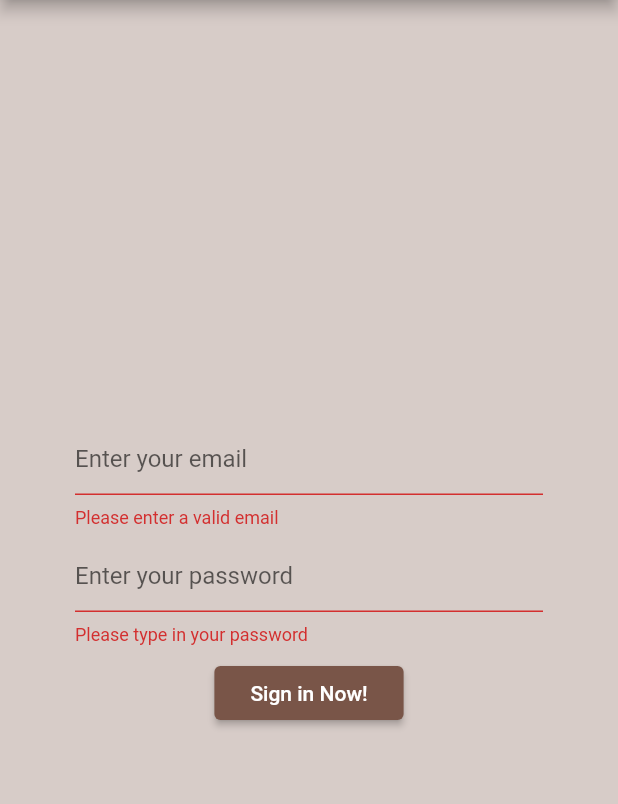
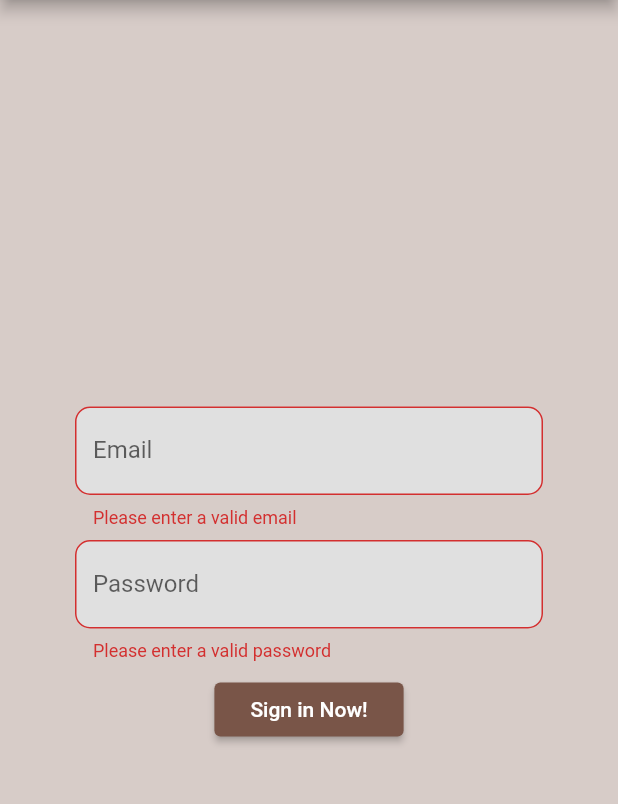
Before and after one commit to iizmotabar/-Firebase-BrewApp, a Flutter app: the screen it shows after launch, after a tap on "Sign in Now!", on a phone screen of 412 x 824 dp, the part 84-888 px from its top. Run offline on Flutter 3.47's test engine with Material 2 defaults, Android fonts, the phone set to English and light mode, and no system bars; our stand-ins replace firebase_auth, firebase_core; accounts and stored records are empty.

```diff
--- /dev/null
+++ b/lib/constants/constants.dart
@@ -0,0 +1,9 @@
+import 'package:flutter/material.dart';
+
+final textInputDecoration = InputDecoration(
+  fillColor: Colors.grey.shade300,
+  border: OutlineInputBorder(
+    borderRadius: BorderRadius.circular(10),
+  ),
+  filled: true,
+);
--- a/lib/main.dart
+++ b/lib/main.dart
@@ -29,6 +29,7 @@ class MyApp extends StatelessWidget {
       catchError: (context, error) => null,
       value: AuthService().userStream,
       child: MaterialApp(
+        debugShowCheckedModeBanner: false,
         title: 'Brew App',
         theme: ThemeData(
           primarySwatch: Colors.brown,
--- a/lib/screens/authenticate/sign_in.dart
+++ b/lib/screens/authenticate/sign_in.dart
@@ -1,4 +1,5 @@
 // ignore_for_file: public_member_api_docs, sort_constructors_first
+import 'package:brew_app/constants/constants.dart';
 import 'package:flutter/material.dart';
 
 import 'package:brew_app/screens/services/auth_service.dart';
@@ -19,6 +20,7 @@ class _SignInState extends State<SignIn> {
   final _signInFormKey = GlobalKey<FormState>();
   final _emailController = TextEditingController();
   final _passwordController = TextEditingController();
+  bool isLoading = false;
 
   @override
   void dispose() {
@@ -30,7 +32,11 @@ class _SignInState extends State<SignIn> {
   @override
   Widget build(BuildContext context) {
     print('SignIn build()');
-    return Scaffold(
+    return isLoading
+        ? Container(
+            color: Colors.white,
+            child: const Center(child: CircularProgressIndicator.adaptive()))
+        : Scaffold(
             appBar: AppBar(
               actions: [
                 ElevatedButton.icon(
@@ -63,20 +69,22 @@ class _SignInState extends State<SignIn> {
                           return 'Please enter a valid email';
                         },
                         controller: _emailController,
-                  decoration: const InputDecoration(
-                    hintText: 'Enter your email',
-                  ),
+                        decoration:
+                            textInputDecoration.copyWith(labelText: 'Email'),
                       ),
                       Padding(
                         padding: const EdgeInsets.only(top: 8.0),
                         child: TextFormField(
-                    validator: (value) =>
-                        value!.isEmpty ? 'Please type in your password' : null,
+                          validator: (value) {
+                            if (value!.isNotEmpty && value.length > 6) {
+                              return null;
+                            }
+                            return 'Please enter a valid password';
+                          },
                           obscureText: true,
                           controller: _passwordController,
-                    decoration: const InputDecoration(
-                      hintText: 'Enter your password',
-                    ),
+                          decoration: textInputDecoration.copyWith(
+                              labelText: 'Password'),
                         ),
                       ),
                       Padding(
@@ -84,13 +92,18 @@ class _SignInState extends State<SignIn> {
                         child: ElevatedButton(
                           onPressed: () async {
                             if (_signInFormKey.currentState!.validate()) {
+                              setState(() {
+                                isLoading = true;
+                              });
                               dynamic result =
                                   await authService.signInWithEmailAndPassword(
                                 userEmail: _emailController.text,
                                 userPassword: _passwordController.text,
                               );
                               if (result == null) {
-                          print('Error signing in');
+                                setState(() {
+                                  isLoading = false;
+                                });
                               }
                             }
                           },
```
Also changed, not shown: lib/screens/authenticate/register_user.dart (+35 -11 lines). Lines whose indentation alone changed are shown as unchanged.
